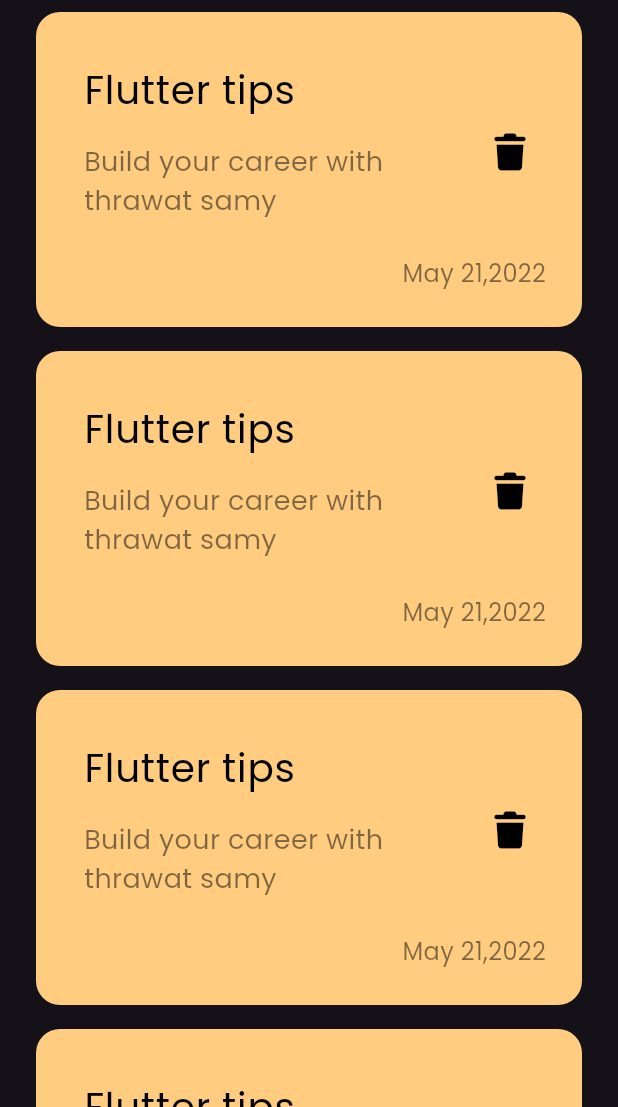
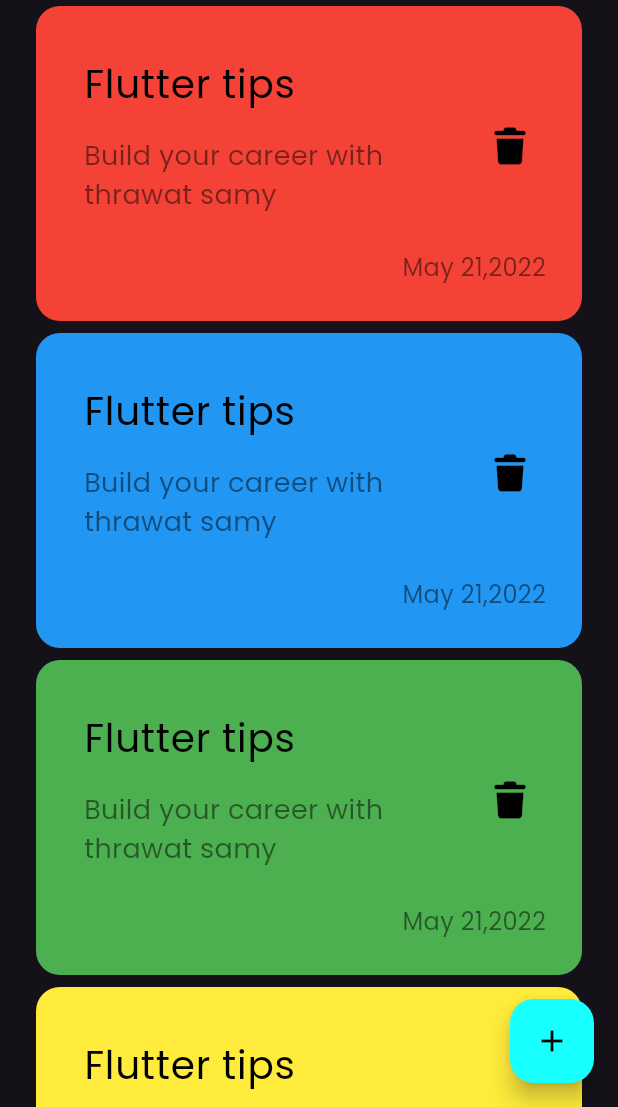
Before and after one commit to Mohamed68Mohamed68/notes_app, a Flutter app: the screen it shows after launch, on a phone screen of 412 x 824 dp, the part 129-1236 px from its top. Run offline on Flutter 3.47's test engine with Material 3 defaults, Android fonts, the phone set to English and light mode, and no system bars; our stand-ins replace font_awesome_flutter.

Commit message:
create ColorsList and floating action button

```diff
--- a/lib/views/notes_view.dart
+++ b/lib/views/notes_view.dart
@@ -7,6 +7,14 @@ class NotesView extends StatelessWidget {
   @override
   Widget build(BuildContext context) {
     return Scaffold(
+      floatingActionButton: FloatingActionButton(
+        onPressed: () {},
+        child: Icon(
+          Icons.add,
+          color: Colors.black,
+        ),
+        backgroundColor: Colors.cyanAccent,
+      ),
       body: NotesViewBody(),
     );
   }
--- a/lib/views/widgets/custom_note_item.dart
+++ b/lib/views/widgets/custom_note_item.dart
@@ -2,7 +2,8 @@ import 'package:flutter/material.dart';
 import 'package:font_awesome_flutter/font_awesome_flutter.dart';
 
 class NoteItem extends StatelessWidget {
-  const NoteItem({super.key});
+  const NoteItem({super.key, required this.color});
+  final Color color ;
 
   @override
   Widget build(BuildContext context) {
@@ -13,7 +14,7 @@ class NoteItem extends StatelessWidget {
         left: 16,
       ),
       decoration: BoxDecoration(
-        color: Color(0xffFFCC80),
+        color: color,
         borderRadius: BorderRadius.circular(16),
       ),
       child: Column(
--- a/lib/views/widgets/notes_list_view.dart
+++ b/lib/views/widgets/notes_list_view.dart
@@ -4,14 +4,33 @@ import 'package:notes_app/views/widgets/custom_note_item.dart';
 class NotesListView extends StatelessWidget {
   const NotesListView({super.key});
 
+  int? chooseIndexColor(int num) {
+    if (num < colorsList.length) {
+      return num;
+    } else {
+      double doubleNumber = num / colorsList.length;
+      int intgerNumber = doubleNumber.truncate();
+      return num - (colorsList.length * intgerNumber);
+    }
+  }
+
+  final colorsList = const [
+    Colors.red,
+    Colors.blue,
+    Colors.green,
+    Colors.yellow,
+    Colors.grey,
+  ];
   @override
   Widget build(BuildContext context) {
     return ListView.builder(
       itemCount: 10,
-      itemBuilder: (context, intex) {
+      itemBuilder: (context, index) {
         return Padding(
-          padding: const EdgeInsets.symmetric(vertical: 8),
-          child: NoteItem(),
+          padding: const EdgeInsets.symmetric(vertical: 4),
+          child: NoteItem(
+            color: colorsList[chooseIndexColor(index)!],
+          ),
         );
       },
     );
--- a/lib/views/widgets/notes_view_body.dart
+++ b/lib/views/widgets/notes_view_body.dart
@@ -19,6 +19,7 @@ class NotesViewBody extends StatelessWidget {
           Expanded(
             child: NotesListView(),
           ),
+
         ],
       ),
     );
```
